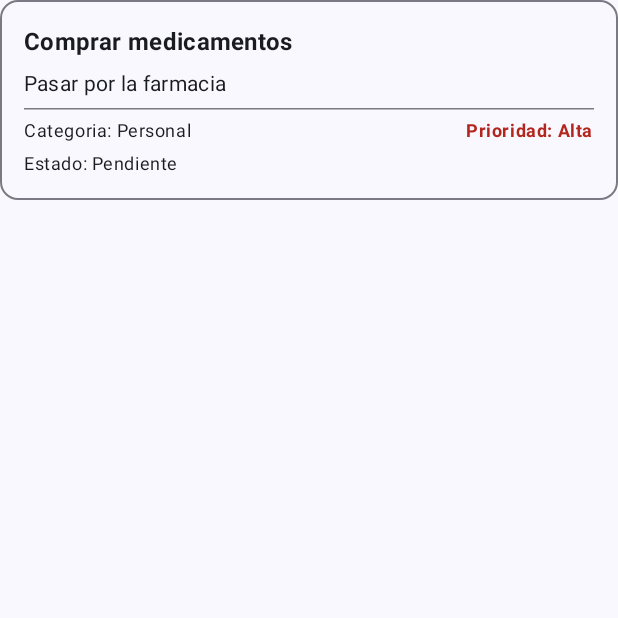
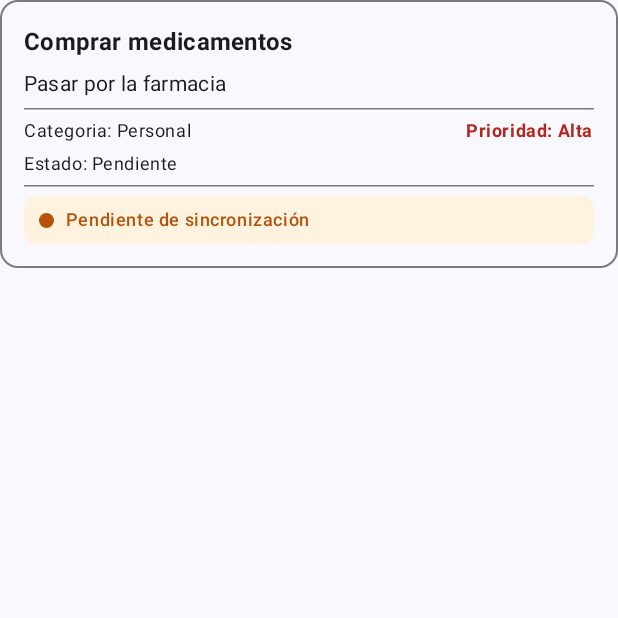
Before and after one commit to brunofgtele-dot/MisRecordatorios, an Android app built with Jetpack Compose: the composable RecordatorioCard called with sample values from the repository, on a phone screen of 412 x 824 dp, the top half of it. Run offline under Robolectric (Android 15) with nearby library versions, the phone set to English and light mode, and no system bars.

Commit message:
Implementar indicadores individuales de estado de sincronizacion

```diff
--- a/app/src/main/java/com/example/misrecordatorios/Recordatorio.kt
+++ b/app/src/main/java/com/example/misrecordatorios/Recordatorio.kt
@@ -1,42 +1,85 @@
+
 package com.example.misrecordatorios
-// Categorías disponibles para los recordatorios
+
+import com.example.misrecordatorios.data.sync.EstadoSincronizacion
+
+// Categorias disponibles para los recordatorios
+
 sealed class Categoria(val nombre: String) {
+
     data object Trabajo : Categoria("Trabajo")
+
     data object Personal : Categoria("Personal")
+
     data object Hogar : Categoria("Hogar")
+
     data object Estudios : Categoria("Estudios")
 }
+
 // Prioridades de los recordatorios
+
 sealed class Prioridad(val nombre: String) {
+
     data object Alta : Prioridad("Alta")
+
     data object Media : Prioridad("Media")
+
     data object Baja : Prioridad("Baja")
 }
-// Estados posibles
+
+// Estados posibles del recordatorio
+
 sealed class EstadoRecordatorio(val nombre: String) {
-    data object Pendiente : EstadoRecordatorio("Pendiente")
-    data object EnProgreso : EstadoRecordatorio("En progreso")
-    data object Completado : EstadoRecordatorio("Completado")
+
+    data object Pendiente :
+        EstadoRecordatorio("Pendiente")
+
+    data object EnProgreso :
+        EstadoRecordatorio("En progreso")
+
+    data object Completado :
+        EstadoRecordatorio("Completado")
 }
+
 // Modelo inmutable de recordatorio
+
 data class Recordatorio(
+
     val id: Int,
+
     val titulo: String,
+
     val descripcion: String? = null,
+
     val categoria: Categoria,
+
     val prioridad: Prioridad,
+
     val estado: EstadoRecordatorio,
+
     val ubicacion: String? = null,
-    val fechaAviso: String? = null
+
+    val fechaAviso: String? = null,
+
+    val estadoSincronizacion: EstadoSincronizacion =
+        EstadoSincronizacion.PENDIENTE
+
 ) {
+
     init {
+
         require(id > 0) {
+
             "El ID debe ser mayor que cero"
         }
+
         require(titulo.isNotBlank()) {
+
             "El título no puede estar vacío"
         }
+
         require(titulo.length <= 100) {
+
             "El título no puede superar 100 caracteres"
         }
     }
--- a/app/src/main/java/com/example/misrecordatorios/ui/screens/ListadoScreen.kt
+++ b/app/src/main/java/com/example/misrecordatorios/ui/screens/ListadoScreen.kt
@@ -2,6 +2,7 @@ package com.example.misrecordatorios.ui.screens
 
 import androidx.compose.foundation.background
 import androidx.compose.foundation.clickable
+import androidx.compose.foundation.isSystemInDarkTheme
 import androidx.compose.foundation.layout.Arrangement
 import androidx.compose.foundation.layout.Box
 import androidx.compose.foundation.layout.Column
@@ -16,6 +17,7 @@ import androidx.compose.foundation.layout.size
 import androidx.compose.foundation.lazy.LazyColumn
 import androidx.compose.foundation.lazy.items
 import androidx.compose.foundation.shape.CircleShape
+import androidx.compose.foundation.shape.RoundedCornerShape
 import androidx.compose.material3.Button
 import androidx.compose.material3.Card
 import androidx.compose.material3.CardDefaults
@@ -43,6 +45,7 @@ import com.example.misrecordatorios.Prioridad
 import com.example.misrecordatorios.Recordatorio
 import com.example.misrecordatorios.data.preferences.OrdenRecordatorios
 import com.example.misrecordatorios.data.preferences.PreferenciasUsuario
+import com.example.misrecordatorios.data.sync.EstadoSincronizacion
 import com.example.misrecordatorios.data.sync.ResultadoSincronizacion
 import com.example.misrecordatorios.viewmodel.RecordatoriosUiState
 import com.example.misrecordatorios.viewmodel.RecordatoriosViewModel
@@ -278,6 +281,7 @@ fun ListadoScreen(
 
                             RecordatorioCard(
                                 recordatorio = recordatorio,
+                                temaOscuro = preferencias.temaOscuro,
                                 onClick = {
                                     onDetalleClick(recordatorio.id)
                                 }
@@ -873,6 +877,7 @@ private fun PanelErrorLocal(
 @Composable
 private fun RecordatorioCard(
     recordatorio: Recordatorio,
+    temaOscuro: Boolean,
     onClick: () -> Unit
 ) {
 
@@ -946,12 +951,137 @@ private fun RecordatorioCard(
                             recordatorio.estado.nombre,
                 style = MaterialTheme.typography.bodySmall
             )
+
+            HorizontalDivider()
+
+            // Indicador individual de sincronizacion
+
+            IndicadorEstadoSincronizacion(
+                estado = recordatorio.estadoSincronizacion,
+                temaOscuro = temaOscuro
+            )
         }
     }
 }
 
 // ============================================
-// 19. APLICAR PREFERENCIAS
+// 19. INDICADOR INDIVIDUAL DE SINCRONIZACION
+// ============================================
+
+@Composable
+private fun IndicadorEstadoSincronizacion(
+    estado: EstadoSincronizacion,
+    temaOscuro: Boolean
+) {
+
+    val colorIndicador = when (estado) {
+
+        EstadoSincronizacion.SINCRONIZADO -> {
+
+            if (temaOscuro) {
+                Color(0xFF81C784)
+            } else {
+                Color(0xFF2E7D32)
+            }
+        }
+
+        EstadoSincronizacion.PENDIENTE -> {
+
+            if (temaOscuro) {
+                Color(0xFFFFB74D)
+            } else {
+                Color(0xFFB45309)
+            }
+        }
+
+        EstadoSincronizacion.ERROR -> {
+
+            if (temaOscuro) {
+                Color(0xFFEF9A9A)
+            } else {
+                Color(0xFFC62828)
+            }
+        }
+    }
+
+    val colorFondo = when (estado) {
+
+        EstadoSincronizacion.SINCRONIZADO -> {
+
+            if (temaOscuro) {
+                Color(0xFF1B3A25)
+            } else {
+                Color(0xFFE8F5E9)
+            }
+        }
+
+        EstadoSincronizacion.PENDIENTE -> {
+
+            if (temaOscuro) {
+                Color(0xFF493218)
+            } else {
+                Color(0xFFFFF3E0)
+            }
+        }
+
+        EstadoSincronizacion.ERROR -> {
+
+            if (temaOscuro) {
+                Color(0xFF492525)
+            } else {
+                Color(0xFFFFEBEE)
+            }
+        }
+    }
+
+    val textoEstado = when (estado) {
+
+        EstadoSincronizacion.SINCRONIZADO ->
+            "Sincronizado"
+
+        EstadoSincronizacion.PENDIENTE ->
+            "Pendiente de sincronización"
+
+        EstadoSincronizacion.ERROR ->
+            "Error de sincronización"
+    }
+
+    Row(
+        modifier = Modifier
+            .fillMaxWidth()
+            .background(
+                color = colorFondo,
+                shape = RoundedCornerShape(8.dp)
+            )
+            .padding(
+                horizontal = 10.dp,
+                vertical = 8.dp
+            ),
+        verticalAlignment = Alignment.CenterVertically,
+        horizontalArrangement = Arrangement.spacedBy(8.dp)
+    ) {
+
+        Box(
+            modifier = Modifier
+                .size(10.dp)
+                .background(
+                    color = colorIndicador,
+                    shape = CircleShape
+                )
+        )
+
+        Text(
+            text = textoEstado,
+            modifier = Modifier.weight(1f),
+            style = MaterialTheme.typography.bodySmall,
+            fontWeight = FontWeight.SemiBold,
+            color = colorIndicador
+        )
+    }
+}
+
+// ============================================
+// 20. APLICAR PREFERENCIAS
 // ============================================
 
 private fun aplicarPreferencias(
```
Also changed, not shown: app/src/main/java/com/example/misrecordatorios/data/local/RecordatorioMapper.kt (+22 -2 lines).
